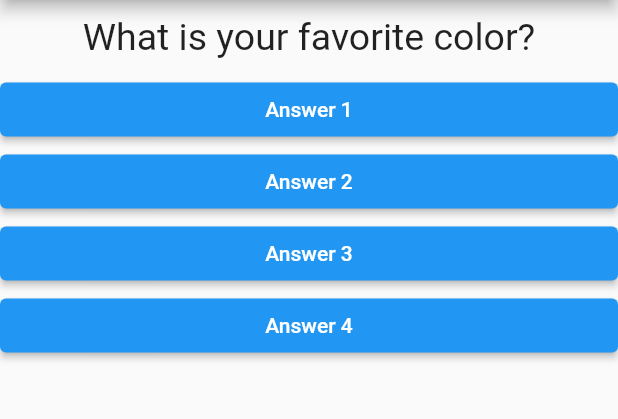
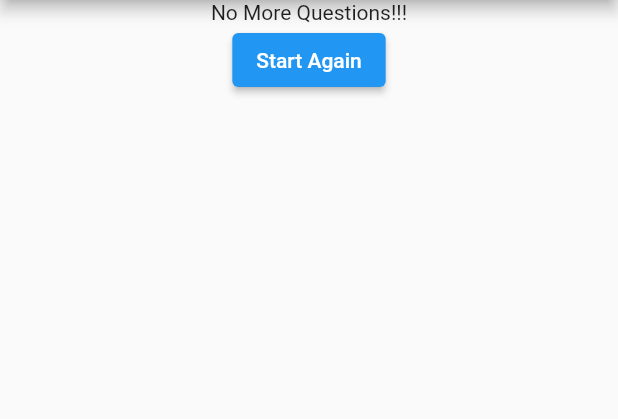
Before and after one commit to petersendauda/flutter_quiz_app, a Flutter app: the screen it shows after launch, on a phone screen of 412 x 824 dp, the part 84-503 px from its top. Run offline on Flutter 3.47's test engine with Material 2 defaults, Android fonts, the phone set to English and light mode, and no system bars.

Commit message:
move question outside widget and conditional rendering

```diff
--- a/lib/main.dart
+++ b/lib/main.dart
@@ -1,4 +1,5 @@
 import 'package:flutter/material.dart';
+
 import './question.dart';
 import 'answer.dart';
 
@@ -12,6 +13,21 @@ class HomePage extends StatefulWidget {
 class _HomePageState extends State<HomePage> {
   var _questionIndex = 0;
 
+  final questions = const [
+    {
+      "question": "What is your favorite color?",
+      "answers": ["Black", "Blue", "Red", "Green"]
+    },
+    {
+      "question": "What is your favorite animal?",
+      "answers": ["Bird", "Cat", "Dog", "Lion"]
+    },
+    {
+      "question": "What is your favorite phone brand?",
+      "answers": ["Tecno", "SamSung", "Item", "IPhone"]
+    }
+  ];
+
   void _answerQuestion() {
     setState(() {
       // if (_questionIndex == 1) {
@@ -19,31 +35,40 @@ class _HomePageState extends State<HomePage> {
       // } else {
       //   _questionIndex = _questionIndex + 1;
       // }
-      _questionIndex == 1 ? _questionIndex = 0 : _questionIndex++;
+      _questionIndex == questions.length - 1
+          ? _questionIndex = 0
+          : _questionIndex++;
     });
   }
 
   @override
   Widget build(BuildContext context) {
-    const questions = [
-      "What is your favorite color?",
-      "What is your favorite animal?"
-    ];
-
     return MaterialApp(
       home: Scaffold(
         appBar: AppBar(
           title: Text("Quiz App"),
         ),
-        body: Column(
-          children: <Widget>[
-            Question(questions[_questionIndex]),
-            Answer("Answer 1", _answerQuestion),
-            Answer("Answer 2", _answerQuestion),
-            Answer("Answer 3", _answerQuestion),
-            Answer("Answer 4", _answerQuestion),
-          ],
-        ),
+        body: _questionIndex == questions.length - 1
+            ? Column(
+                children: <Widget>[
+                  Question(questions[_questionIndex]["question"] as String),
+                  ...(questions[_questionIndex]["answers"] as List<String>)
+                      .map((answer) {
+                    return Answer(answer, _answerQuestion);
+                  }).toList()
+                ],
+              )
+            : Center(
+                child: Column(
+                  children: [
+                    Text("No More Questions!!!"),
+                    ElevatedButton(
+                      onPressed: () => _questionIndex = 0,
+                      child: Text("Start Again"),
+                    )
+                  ],
+                ),
+              ),
       ),
     );
   }
```
